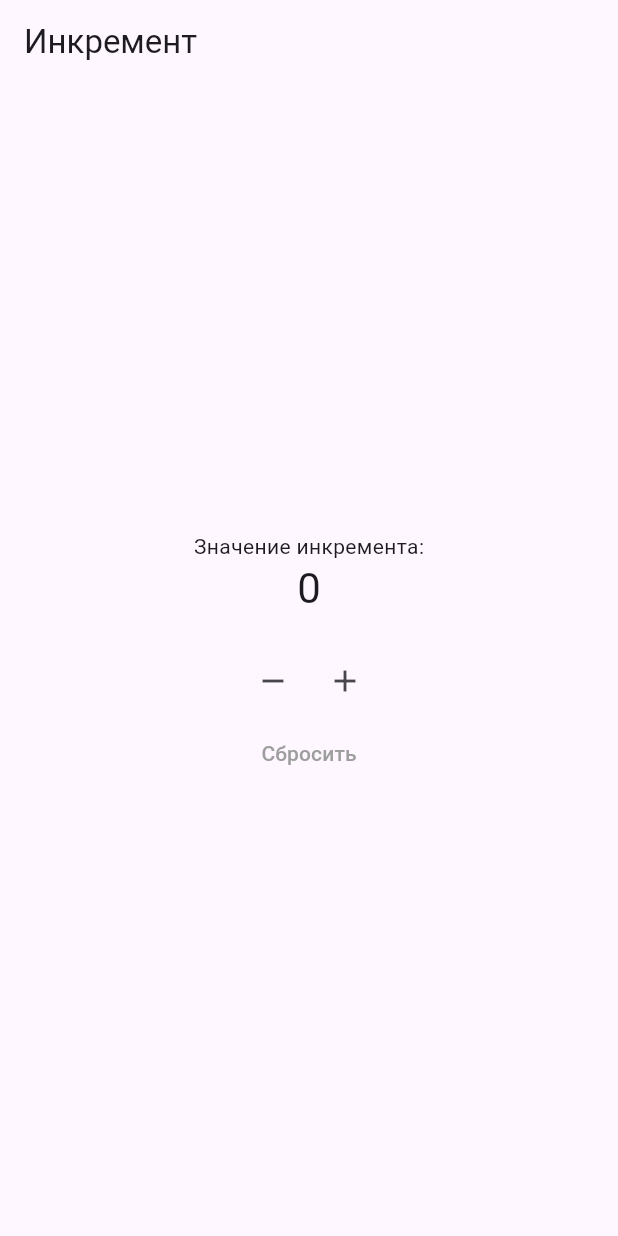
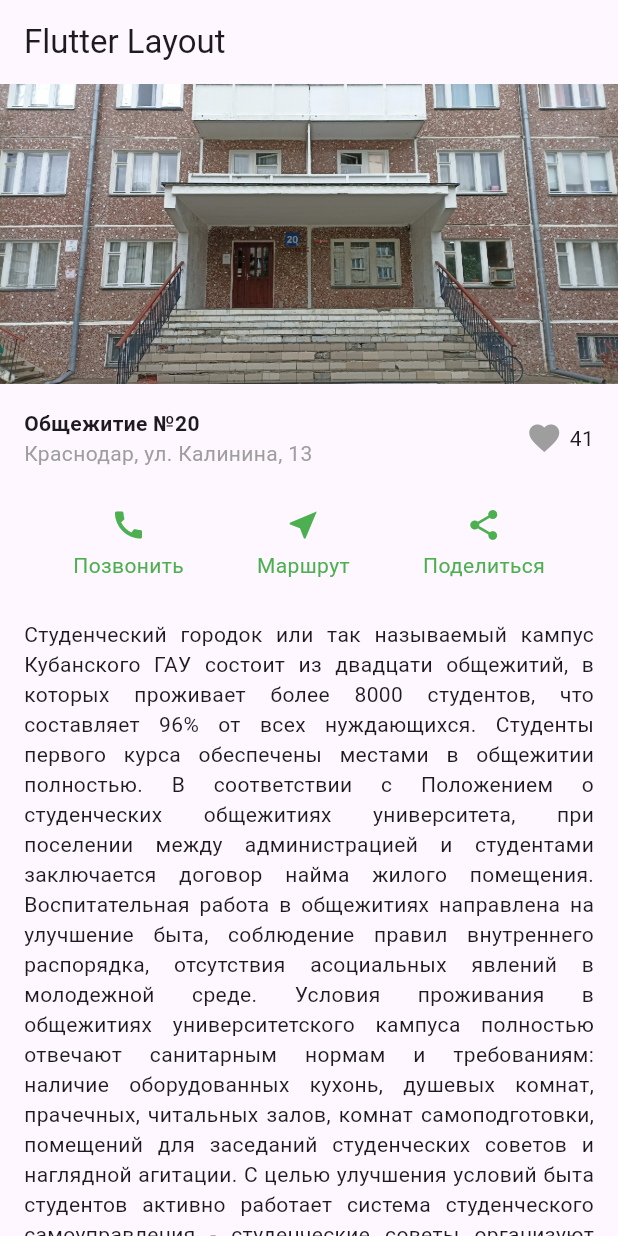
Before and after one commit to Prolesk/PI2303_Proleskovskiy, a Flutter app: the screen it shows after launch, on a phone screen of 412 x 824 dp. Run offline on Flutter 3.47's test engine with Material 3 defaults, Android fonts, the phone set to English and light mode, and no system bars.

Commit message:
Логика скрола и картинки

```diff
--- a/myapp/lib/main.dart
+++ b/myapp/lib/main.dart
@@ -8,7 +8,7 @@ class MyApp extends StatelessWidget {
   @override
   Widget build(BuildContext context) {
     return MaterialApp(
-      title: 'Инкремент',
+      title: 'Лаба 4',
       theme: ThemeData(primarySwatch: Colors.green),
       home: MyHomePage(),
     );
@@ -21,56 +21,122 @@ class MyHomePage extends StatefulWidget {
 }
 
 class _MyHomePageState extends State<MyHomePage> {
-  int _counter = 0;
+  bool isLiked = false;
+  int likes = 41;
 
-  void _increment() {
+  void toggleLike() {
     setState(() {
-      _counter++;
+      isLiked = !isLiked;
+      isLiked ? likes++ : likes--;
     });
   }
 
-  void _decrement() {
-    setState(() {
-      _counter--;
-    });
-  }
-
-  void _reset() {
-    setState(() {
-      _counter = 0;
-    });
+  void showAction(String text) {
+    ScaffoldMessenger.of(context).showSnackBar(
+      SnackBar(content: Text(text), duration: Duration(seconds: 1)),
+    );
   }
 
   @override
   Widget build(BuildContext context) {
     return Scaffold(
-      appBar: AppBar(title: Text('Инкремент')),
-      body: Center(
+      appBar: AppBar(title: Text("Flutter Layout")),
+      body: SingleChildScrollView(
         child: Column(
-          mainAxisAlignment: MainAxisAlignment.center,
-          children: <Widget>[
-            Text('Значение инкремента:'),
-            Text(
-              '$_counter',
-              style: Theme.of(context).textTheme.headlineMedium,
+          crossAxisAlignment: CrossAxisAlignment.start,
+          children: [
+            Image.asset(
+              'assets/images/orig.jpg',
+              width: double.infinity,
+              height: 200,
+              fit: BoxFit.cover,
             ),
 
-            SizedBox(height: 20),
-            Row(
-              mainAxisAlignment: MainAxisAlignment.center,
-              children: [
-                IconButton(icon: Icon(Icons.remove), onPressed: _decrement),
-                IconButton(icon: Icon(Icons.add), onPressed: _increment),
-              ],
+            Padding(
+              padding: const EdgeInsets.all(16.0),
+              child: Row(
+                children: [
+                  Expanded(
+                    child: Column(
+                      crossAxisAlignment: CrossAxisAlignment.start,
+                      children: [
+                        Text(
+                          "Общежитие №20",
+                          style: TextStyle(fontWeight: FontWeight.bold),
+                        ),
+                        Text(
+                          "Краснодар, ул. Калинина, 13",
+                          style: TextStyle(color: Colors.grey),
+                        ),
+                      ],
+                    ),
+                  ),
+
+                  GestureDetector(
+                    onTap: toggleLike,
+                    child: Row(
+                      children: [
+                        Icon(
+                          Icons.favorite,
+                          color: isLiked ? Colors.red : Colors.grey,
+                        ),
+                        SizedBox(width: 5),
+                        Text("$likes"),
+                      ],
+                    ),
+                  ),
+                ],
+              ),
             ),
 
-            TextButton(
-              onPressed: _reset,
-              child: Text('Сбросить', style: TextStyle(color: Colors.grey)),
+            Padding(
+              padding: const EdgeInsets.symmetric(vertical: 10),
+              child: Row(
+                mainAxisAlignment: MainAxisAlignment.spaceEvenly,
+                children: [
+                  buildButton(
+                    Icons.call,
+                    "Позвонить",
+                    () => showAction("Позвонить"),
+                  ),
+                  buildButton(
+                    Icons.near_me,
+                    "Маршрут",
+                    () => showAction("Маршрут"),
+                  ),
+                  buildButton(
+                    Icons.share,
+                    "Поделиться",
+                    () => showAction("Поделиться"),
+                  ),
+                ],
+              ),
+            ),
+
+            Padding(
+              padding: const EdgeInsets.all(16.0),
+              child: Text(
+                "Студенческий городок или так называемый кампус Кубанского ГАУ состоит из двадцати общежитий, в которых проживает более 8000 студентов, что составляет 96% от всех нуждающихся. Студенты первого курса обеспечены местами в общежитии полностью. В соответствии с Положением о студенческих общежитиях университета, при поселении между администрацией и студентами заключается договор найма жилого помещения. Воспитательная работа в общежитиях направлена на улучшение быта, соблюдение правил внутреннего распорядка, отсутствия асоциальных явлений в молодежной среде. Условия проживания в общежитиях университетского кампуса полностью отвечают санитарным нормам и требованиям: наличие оборудованных кухонь, душевых комнат, прачечных, читальных залов, комнат самоподготовки, помещений для заседаний студенческих советов и наглядной агитации. С целью улучшения условий быта студентов активно работает система студенческого самоуправления - студенческие советы организуют всю работу по самообслуживанию",
+                textAlign: TextAlign.justify,
+              ),
             ),
           ],
         ),
       ),
     );
   }
+
+  Widget buildButton(IconData icon, String label, VoidCallback onTap) {
+    return InkWell(
+      onTap: onTap,
+      borderRadius: BorderRadius.circular(10),
+      child: Column(
+        children: [
+          Icon(icon, color: Colors.green),
+          SizedBox(height: 5),
+          Text(label, style: TextStyle(color: Colors.green)),
+        ],
+      ),
+    );
+  }
 }
--- a/myapp/pubspec.yaml
+++ b/myapp/pubspec.yaml
@@ -56,7 +56,8 @@ flutter:
   # included with your application, so that you can use the icons in
   # the material Icons class.
   uses-material-design: true
-
+  assets:
+      - assets/images/orig.jpg
   # To add assets to your application, add an assets section, like this:
   # assets:
   #   - images/a_dot_burr.jpeg
```
Also changed, not shown: myapp/assets/images/orig.jpg (added).
